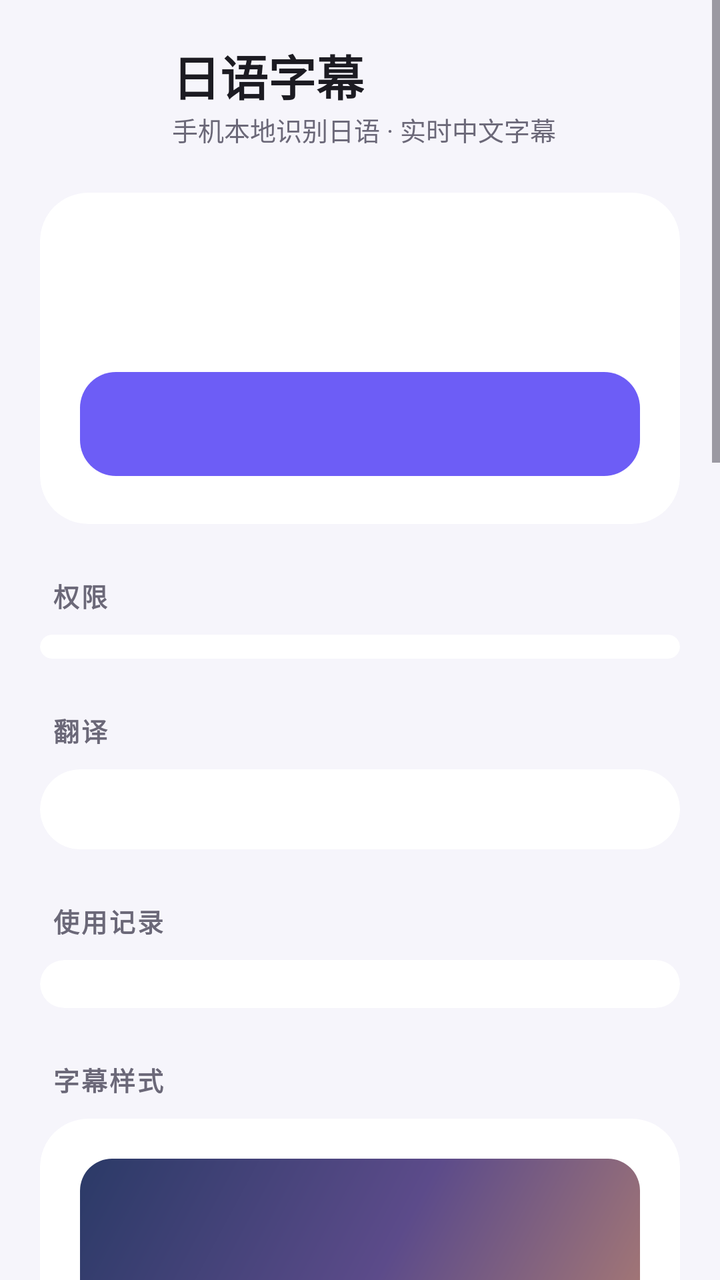
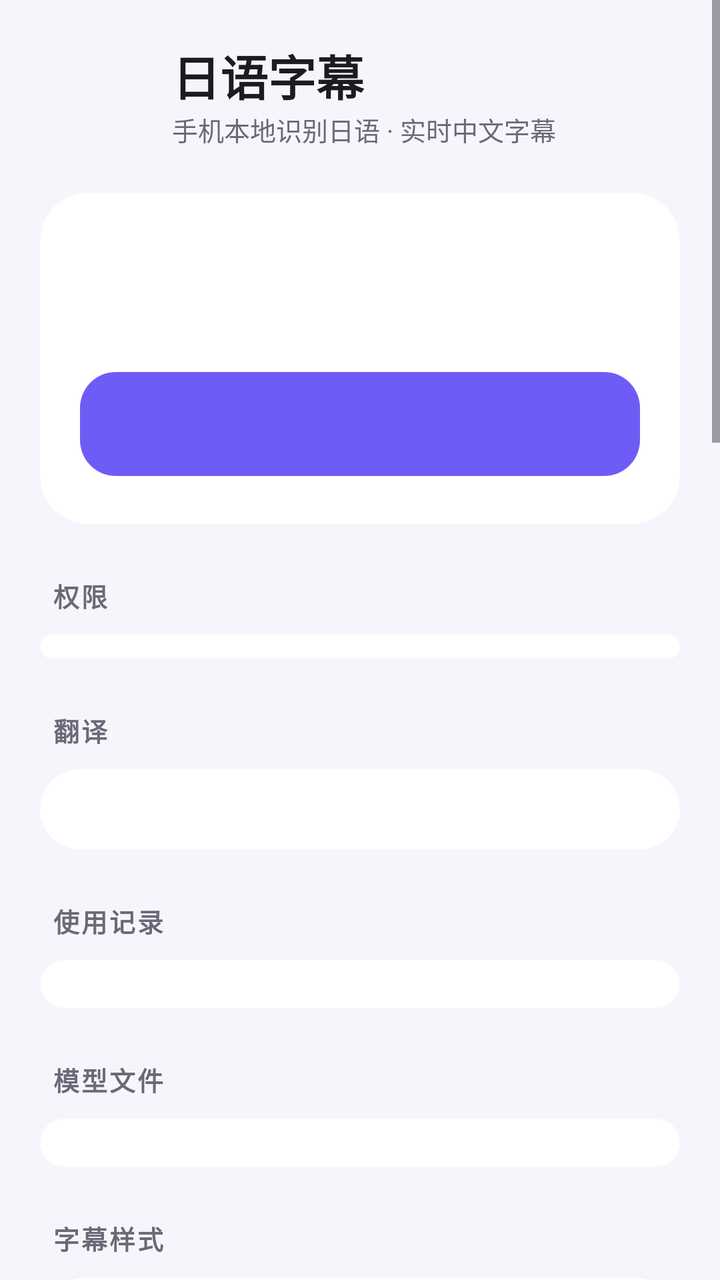

Compare the two renders of this Android layout. The source of the first and the diff that turns it into the second are given below.
<!-- AndroidManifest.xml: application theme Theme.JpSub -->
<!-- res/layout/activity_main.xml -->
<?xml version="1.0" encoding="utf-8"?>
<ScrollView xmlns:android="http://schemas.android.com/apk/res/android"
    xmlns:app="http://schemas.android.com/apk/res-auto"
    android:id="@+id/scroll"
    android:layout_width="match_parent"
    android:layout_height="match_parent"
    android:background="@color/bg"
    android:clipToPadding="false">

    <LinearLayout
        android:layout_width="match_parent"
        android:layout_height="wrap_content"
        android:orientation="vertical"
        android:paddingHorizontal="20dp"
        android:paddingTop="20dp"
        android:paddingBottom="32dp">

        
        <LinearLayout
            android:layout_width="match_parent"
            android:layout_height="wrap_content"
            android:gravity="center_vertical"
            android:orientation="horizontal">

            <ImageView
                android:layout_width="52dp"
                android:layout_height="52dp"
                android:contentDescription="@null"
                android:src="@mipmap/ic_launcher" />

            <LinearLayout
                android:layout_width="0dp"
                android:layout_height="wrap_content"
                android:layout_marginStart="14dp"
                android:layout_weight="1"
                android:orientation="vertical">

                <TextView
                    android:layout_width="wrap_content"
                    android:layout_height="wrap_content"
                    android:text="@string/app_name"
                    android:textColor="@color/text"
                    android:textSize="24sp"
                    android:textStyle="bold" />

                <TextView
                    android:layout_width="wrap_content"
                    android:layout_height="wrap_content"
                    android:text="手机本地识别日语 · 实时中文字幕"
                    android:textColor="@color/text2"
                    android:textSize="13sp" />
            </LinearLayout>
        </LinearLayout>

        
        <com.google.android.material.card.MaterialCardView
            style="@style/Widget.Material3.CardView.Filled"
            android:layout_width="match_parent"
            android:layout_height="wrap_content"
            android:layout_marginTop="22dp"
            app:cardBackgroundColor="@color/card"
            app:cardCornerRadius="24dp">

            <LinearLayout
                android:layout_width="match_parent"
                android:layout_height="wrap_content"
                android:orientation="vertical"
                android:padding="20dp">

                <LinearLayout
                    android:layout_width="match_parent"
                    android:layout_height="wrap_content"
                    android:gravity="center_vertical">

                    <View
                        android:id="@+id/statusDot"
                        android:layout_width="10dp"
                        android:layout_height="10dp" />

                    <TextView
                        android:id="@+id/statusTitle"
                        android:layout_width="0dp"
                        android:layout_height="wrap_content"
                        android:layout_marginStart="10dp"
                        android:layout_weight="1"
                        android:textColor="@color/text"
                        android:textSize="17sp"
                        android:textStyle="bold" />
                </LinearLayout>

                <TextView
                    android:id="@+id/statusBody"
                    android:layout_width="match_parent"
                    android:layout_height="wrap_content"
                    android:layout_marginTop="6dp"
                    android:lineSpacingExtra="3dp"
                    android:textColor="@color/text2"
                    android:textSize="14sp" />

                <com.google.android.material.progressindicator.LinearProgressIndicator
                    android:id="@+id/progress"
                    android:layout_width="match_parent"
                    android:layout_height="wrap_content"
                    android:layout_marginTop="14dp"
                    android:max="1000"
                    android:visibility="gone"
                    app:indicatorColor="@color/brand"
                    app:trackCornerRadius="4dp"
                    app:trackThickness="8dp" />

                <com.google.android.material.button.MaterialButton
                    android:id="@+id/primary"
                    android:layout_width="match_parent"
                    android:layout_height="60dp"
                    android:layout_marginTop="18dp"
                    android:textSize="17sp"
                    app:cornerRadius="18dp"
                    app:iconGravity="textStart"
                    app:iconPadding="10dp" />

                <com.google.android.material.button.MaterialButton
                    android:id="@+id/secondary"
                    style="@style/Widget.Material3.Button.TextButton"
                    android:layout_width="match_parent"
                    android:layout_height="wrap_content"
                    android:layout_marginTop="4dp"
                    android:visibility="gone" />
            </LinearLayout>
        </com.google.android.material.card.MaterialCardView>

        
        <TextView
            style="@style/SectionTitle"
            android:text="权限" />

        <com.google.android.material.card.MaterialCardView
            style="@style/Widget.Material3.CardView.Filled"
            android:layout_width="match_parent"
            android:layout_height="wrap_content"
            app:cardBackgroundColor="@color/card"
            app:cardCornerRadius="24dp">

            <LinearLayout
                android:id="@+id/permList"
                android:layout_width="match_parent"
                android:layout_height="wrap_content"
                android:orientation="vertical"
                android:paddingVertical="6dp" />
        </com.google.android.material.card.MaterialCardView>

        
        <TextView
            style="@style/SectionTitle"
            android:text="翻译" />

        <com.google.android.material.card.MaterialCardView
            style="@style/Widget.Material3.CardView.Filled"
            android:layout_width="match_parent"
            android:layout_height="wrap_content"
            app:cardBackgroundColor="@color/card"
            app:cardCornerRadius="24dp">

            <LinearLayout
                android:id="@+id/translateList"
                android:layout_width="match_parent"
                android:layout_height="wrap_content"
                android:orientation="vertical"
                android:padding="20dp" />
        </com.google.android.material.card.MaterialCardView>

        
        <TextView
            style="@style/SectionTitle"
            android:text="使用记录" />

        <com.google.android.material.card.MaterialCardView
            style="@style/Widget.Material3.CardView.Filled"
            android:layout_width="match_parent"
            android:layout_height="wrap_content"
            app:cardBackgroundColor="@color/card"
            app:cardCornerRadius="24dp">

            <LinearLayout
                android:id="@+id/logList"
                android:layout_width="match_parent"
                android:layout_height="wrap_content"
                android:orientation="vertical"
                android:paddingHorizontal="20dp"
                android:paddingVertical="12dp" />
        </com.google.android.material.card.MaterialCardView>

        
        <TextView
            style="@style/SectionTitle"
            android:text="字幕样式" />

        <com.google.android.material.card.MaterialCardView
            style="@style/Widget.Material3.CardView.Filled"
            android:layout_width="match_parent"
            android:layout_height="wrap_content"
            app:cardBackgroundColor="@color/card"
            app:cardCornerRadius="24dp">

            <LinearLayout
                android:layout_width="match_parent"
                android:layout_height="wrap_content"
                android:orientation="vertical"
                android:padding="20dp">

                
                <FrameLayout
                    android:id="@+id/previewStage"
                    android:layout_width="match_parent"
                    android:layout_height="150dp"
                    android:background="@drawable/preview_stage">

                    <FrameLayout
                        android:id="@+id/previewHolder"
                        android:layout_width="match_parent"
                        android:layout_height="wrap_content"
                        android:layout_gravity="bottom|center_horizontal"
                        android:layout_marginBottom="14dp" />
                </FrameLayout>

                <TextView
                    style="@style/SliderLabel"
                    android:id="@+id/labelSize" />
                <com.google.android.material.slider.Slider
                    android:id="@+id/sliderSize"
                    app:tickVisible="false"
                    android:layout_width="match_parent"
                    android:layout_height="wrap_content"
                    android:stepSize="1"
                    android:valueFrom="12"
                    android:valueTo="36" />

                <TextView
                    style="@style/SliderLabel"
                    android:id="@+id/labelAlpha" />
                <com.google.android.material.slider.Slider
                    android:id="@+id/sliderAlpha"
                    app:tickVisible="false"
                    android:layout_width="match_parent"
                    android:layout_height="wrap_content"
                    android:stepSize="5"
                    android:valueFrom="0"
                    android:valueTo="100" />

                <TextView
                    style="@style/SliderLabel"
                    android:id="@+id/labelWidth" />
                <com.google.android.material.slider.Slider
                    android:id="@+id/sliderWidth"
                    app:tickVisible="false"
                    android:layout_width="match_parent"
                    android:layout_height="wrap_content"
                    android:stepSize="5"
                    android:valueFrom="40"
                    android:valueTo="100" />

                <TextView
                    style="@style/SliderLabel"
                    android:id="@+id/labelKeepSentences" />
                <com.google.android.material.slider.Slider
                    android:id="@+id/sliderKeepSentences"
                    app:tickVisible="false"
                    android:layout_width="match_parent"
                    android:layout_height="wrap_content"
                    android:stepSize="1"
                    android:valueFrom="1"
                    android:valueTo="6" />

                <TextView
                    style="@style/SliderLabel"
                    android:id="@+id/labelKeepChars" />
                <com.google.android.material.slider.Slider
                    android:id="@+id/sliderKeepChars"
                    app:tickVisible="false"
                    android:layout_width="match_parent"
                    android:layout_height="wrap_content"
                    android:stepSize="10"
                    android:valueFrom="0"
                    android:valueTo="300" />
                <TextView
                    android:id="@+id/keepHint"
                    android:layout_width="match_parent"
                    android:layout_height="wrap_content"
                    android:textColor="@color/text2"
                    android:textSize="12.5sp" />

                <com.google.android.material.materialswitch.MaterialSwitch
                    android:id="@+id/switchJa"
                    android:layout_width="match_parent"
                    android:layout_height="wrap_content"
                    android:layout_marginTop="6dp"
                    android:text="同时显示日语原文"
                    android:textColor="@color/text"
                    android:textSize="15sp" />

                <com.google.android.material.materialswitch.MaterialSwitch
                    android:id="@+id/switchStats"
                    android:layout_width="match_parent"
                    android:layout_height="wrap_content"
                    android:text="显示识别/翻译耗时"
                    android:textColor="@color/text"
                    android:textSize="15sp" />

                <com.google.android.material.button.MaterialButton
                    android:id="@+id/resetStyle"
                    style="@style/Widget.Material3.Button.TextButton"
                    android:layout_width="wrap_content"
                    android:layout_height="wrap_content"
                    android:layout_gravity="end"
                    android:text="恢复默认" />
            </LinearLayout>
        </com.google.android.material.card.MaterialCardView>

        
        <TextView
            style="@style/SectionTitle"
            android:text="使用说明" />

        <TextView
            android:layout_width="match_parent"
            android:layout_height="wrap_content"
            android:background="@drawable/tips_bg"
            android:lineSpacingExtra="5dp"
            android:padding="18dp"
            android:text="1. 点「开始字幕」，在系统弹窗里选择要翻译的 App（或整个屏幕）。\n2. 字幕悬浮在屏幕上：拖动移动位置，拖右下角圆点调整宽度，点一下字幕展开工具栏（字号、透明度、显示模式、锁定、停止）。\n3. 「边出边改」：灰色字是识别中的草稿，说完一句后变白定稿；「只看定稿」：只显示说完的句子。\n4. 部分 App（例如开启了版权保护的视频）不允许捕获声音，这时不会出字幕。\n5. 每次使用的识别、翻译和 Jev 原始记录保存在「使用记录」里，可以分享出去分析（不含声音和 key）。"
            android:textColor="@color/text2"
            android:textSize="13.5sp" />
    </LinearLayout>
</ScrollView>
<!-- resources referenced by this layout -->
<resources>
  <color name="bg">#FFF6F5FB</color>
  <color name="brand">#FF6D5DF6</color>
  <color name="card">#FFFFFFFF</color>
  <color name="text">#FF1C1B22</color>
  <color name="text2">#FF6B6878</color>
  <!-- drawable preview_stage (drawable) -->
  <?xml version="1.0" encoding="utf-8"?>
  <shape xmlns:android="http://schemas.android.com/apk/res/android">
      <corners android:radius="16dp" />
      <gradient android:angle="315" android:startColor="#FF2B3A67" android:centerColor="#FF5C4B8A" android:endColor="#FFB9846F" />
  </shape>
  <!-- drawable tips_bg (drawable) -->
  <?xml version="1.0" encoding="utf-8"?>
  <shape xmlns:android="http://schemas.android.com/apk/res/android">
      <corners android:radius="20dp" />
      <stroke android:width="1dp" android:color="#226D5DF6" />
      <solid android:color="#0F6D5DF6" />
  </shape>
  <!-- mipmap ic_launcher (mipmap-anydpi-v26) -->
  <?xml version="1.0" encoding="utf-8"?>
  <adaptive-icon xmlns:android="http://schemas.android.com/apk/res/android">
      <background android:drawable="@drawable/ic_launcher_background" />
      <foreground android:drawable="@drawable/ic_launcher_foreground" />
      <monochrome android:drawable="@drawable/ic_launcher_monochrome" />
  </adaptive-icon>
  <string name="app_name">日语字幕</string>
  <style name="SectionTitle">
          <item name="android:layout_width">wrap_content</item>
          <item name="android:layout_height">wrap_content</item>
          <item name="android:layout_marginTop">26dp</item>
          <item name="android:layout_marginBottom">10dp</item>
          <item name="android:layout_marginStart">6dp</item>
          <item name="android:textColor">@color/text2</item>
          <item name="android:textSize">13sp</item>
          <item name="android:textStyle">bold</item>
          <item name="android:letterSpacing">0.08</item>
      </style>
  <style name="SliderLabel">
          <item name="android:layout_width">match_parent</item>
          <item name="android:layout_height">wrap_content</item>
          <item name="android:layout_marginTop">14dp</item>
          <item name="android:textColor">@color/text</item>
          <item name="android:textSize">15sp</item>
      </style>
  <style name="Theme.JpSub" parent="Theme.Material3.DayNight.NoActionBar">
          <item name="colorPrimary">@color/brand</item>
          <item name="colorOnPrimary">#FFFFFFFF</item>
          <item name="colorSecondary">@color/brand_pink</item>
          <item name="android:colorBackground">@color/bg</item>
          <item name="colorSurface">@color/card</item>
          <item name="colorOnSurface">@color/text</item>
          <item name="android:statusBarColor">@color/bg</item>
          <item name="android:navigationBarColor">@color/bg</item>
          <item name="android:windowLightStatusBar">@bool/light_bars</item>
          <item name="android:windowLightNavigationBar">@bool/light_bars</item>
      </style>
  <!-- drawable ic_launcher_monochrome (drawable) -->
  <?xml version="1.0" encoding="utf-8"?>
  <vector xmlns:android="http://schemas.android.com/apk/res/android"
      android:width="108dp" android:height="108dp" android:viewportWidth="108" android:viewportHeight="108">
      <path android:fillColor="#FFFFFFFF" android:fillType="evenOdd"
          android:pathData="M36,30h36a10,10 0 0,1 10,10v22a10,10 0 0,1 -10,10h-18l-10,9v-9h-8a10,10 0 0,1 -10,-10v-22a10,10 0 0,1 10,-10zM38,44v8h3v-8zM44,40v16h3v-16zM50,43v10h3v-10zM60,43a2,2 0 0,0 0,4h12a2,2 0 0,0 0,-4zM60,50a2,2 0 0,0 0,4h8a2,2 0 0,0 0,-4zM40,61a2,2 0 0,0 0,4h32a2,2 0 0,0 0,-4z" />
  </vector>
  <color name="brand_pink">#FFEC4899</color>
  <!-- unchanged entries left out for length: 2 -->
</resources>

<!-- the commit's change to res/layout/activity_main.xml (unified diff, before → after) -->
@@ -192,6 +192,27 @@
         
         <TextView
             style="@style/SectionTitle"
+            android:text="模型文件" />
+
+        <com.google.android.material.card.MaterialCardView
+            style="@style/Widget.Material3.CardView.Filled"
+            android:layout_width="match_parent"
+            android:layout_height="wrap_content"
+            app:cardBackgroundColor="@color/card"
+            app:cardCornerRadius="24dp">
+
+            <LinearLayout
+                android:id="@+id/modelFileList"
+                android:layout_width="match_parent"
+                android:layout_height="wrap_content"
+                android:orientation="vertical"
+                android:paddingHorizontal="20dp"
+                android:paddingVertical="12dp" />
+        </com.google.android.material.card.MaterialCardView>
+
+        
+        <TextView
+            style="@style/SectionTitle"
             android:text="字幕样式" />
 
         <com.google.android.material.card.MaterialCardView
